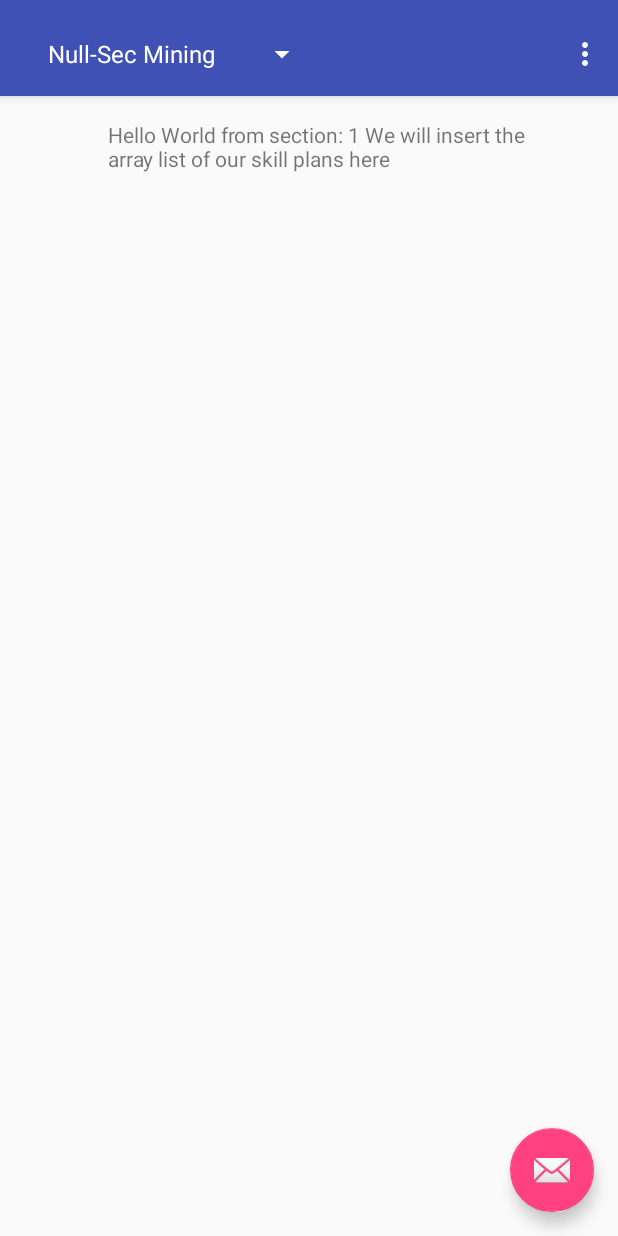
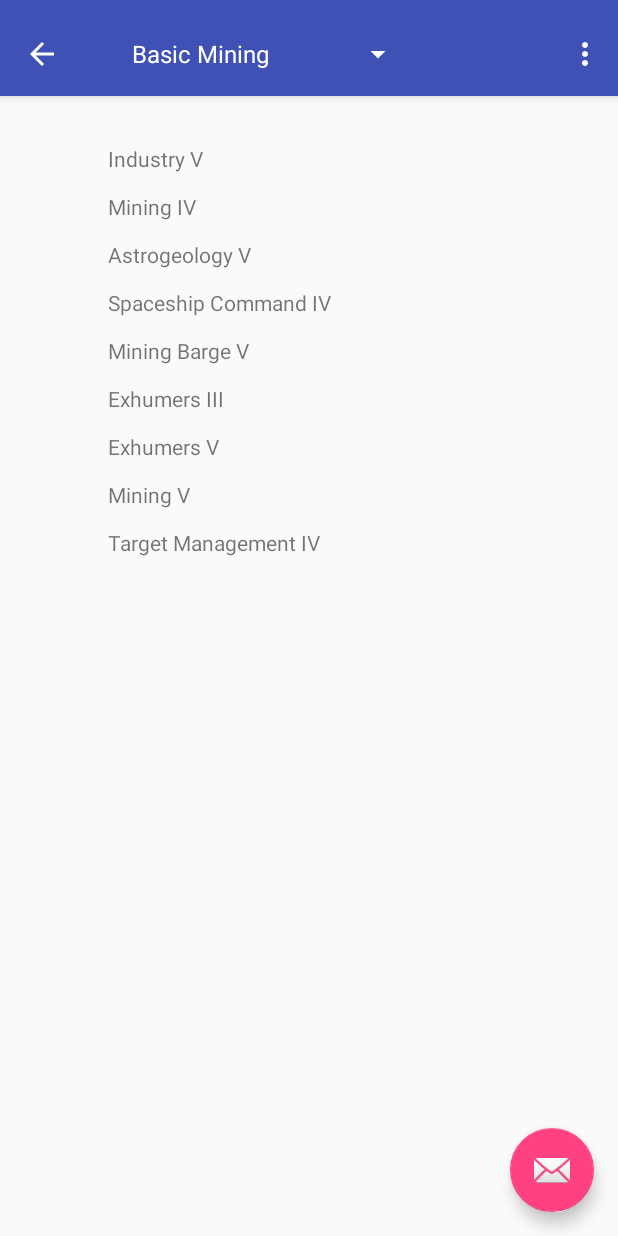
Before and after one commit to kylaconstantine13/skill_eden, an Android app: the SkillPlanTabbedActivity screen opened directly, with no data from a screen before it, on a phone screen of 412 x 824 dp. Run offline under Robolectric (Android 15) with nearby library versions, the phone set to English and light mode, and no system bars.

Commit message:
Added some static skill plans for skillplan tabbed activity
.

```diff
--- a/skilleden/app/src/main/java/com/eve/skilleden/SkillPlanTabbedActivity.java
+++ b/skilleden/app/src/main/java/com/eve/skilleden/SkillPlanTabbedActivity.java
@@ -1,7 +1,10 @@
 package com.eve.skilleden;
 
+import android.app.ActionBar;
+import android.content.Intent;
 import android.support.design.widget.FloatingActionButton;
 import android.support.design.widget.Snackbar;
+import android.support.v4.app.NavUtils;
 import android.support.v7.app.AppCompatActivity;
 import android.support.v7.widget.Toolbar;
 
@@ -22,16 +25,66 @@ import android.content.res.Resources.Theme;
 
 import android.widget.TextView;
 
+import java.util.ArrayList;
+
 public class SkillPlanTabbedActivity extends AppCompatActivity {
+
+    private static ArrayList<String> basicMining = new ArrayList<>();
+    private static ArrayList<String> altMining = new ArrayList<>();
+    private static ArrayList<String> advancedMining = new ArrayList<>();
+    private static ArrayList<String> tanking = new ArrayList<>();
+    private static ArrayList<String> fighter = new ArrayList<>();
+
 
     @Override
     protected void onCreate(Bundle savedInstanceState) {
         super.onCreate(savedInstanceState);
         setContentView(R.layout.activity_skill_plan_tabbed);
 
+        basicMining.add("Spaceship Command IV : 18 hours");
+        basicMining.add("Industry II-V : 5 days 2 hours 33 minutes");
+        basicMining.add("Astrogeology I-IV : 2 days 17 hours 35 minutes");
+        basicMining.add("Mining Frigate II-III : 7.5 hours");
+        basicMining.add("Mining Barge I : 30 minutes");
+        basicMining.add("Mining Barge II-V : 20 days 14 hours");
+        basicMining.add("Astrogeology V : 12 days 17 hours 25 minutes");
+        basicMining.add("Exhumers I-III : 19 hours 19 minutes" + "\n\n" +
+                "And you're ready to get into your Hulk (with Strip Miner I).");
+
+        altMining.add("Industry V");
+        altMining.add("Mining IV ");
+        altMining.add("Astrogeology V");
+        altMining.add("Spaceship Command IV");
+        altMining.add("Mining Barge V");
+        altMining.add("Exhumers III");
+
+        advancedMining.add("Exhumers V");
+        advancedMining.add("Mining V");
+        advancedMining.add("Target Management IV ");
+        advancedMining.add("Long Range Targeting III ");
+        advancedMining.add("Mining Upgrades IV ");
+        advancedMining.add("Drones V");
+        advancedMining.add("Light Drone Operation I");
+        advancedMining.add("Veldspar Processing IV");
+        advancedMining.add("Scordite Processing IV");
+        advancedMining.add("Plagioclase Processing IV");
+        advancedMining.add("Ice Harvesting V");
+        advancedMining.add("Cybernetics V");
+        advancedMining.add("Mining Drone Operation V");
+        advancedMining.add("Drone Interfacing V");
+
+        tanking.add("Shield Operation III");
+        tanking.add("Shield Management III ");
+        tanking.add("Shield Compensation III ");
+        tanking.add("Tactical Shield Manipulation IV");
+        tanking.add("Kinetic Shield Compensation III");
+
+
+
         Toolbar toolbar = (Toolbar) findViewById(R.id.toolbar);
         setSupportActionBar(toolbar);
         getSupportActionBar().setDisplayShowTitleEnabled(false);
+        getSupportActionBar().setDisplayHomeAsUpEnabled(true);
 
         // Setup spinner
         Spinner spinner = (Spinner) findViewById(R.id.spinner);
@@ -39,11 +92,10 @@ public class SkillPlanTabbedActivity extends AppCompatActivity {
         spinner.setAdapter(new MyAdapter(
                 toolbar.getContext(),
                 new String[]{
-                        "Null-Sec Mining",
-                        "High-Sec Mining",
-                        "Gas Mining",
-                        "Explorer",
-                        "Fighter",
+                        "Basic Mining",
+                        "Alt Mining",
+                        "Advanced Mining",
+                        "Tanking",
                 }));
 
         spinner.setOnItemSelectedListener(new OnItemSelectedListener() {
@@ -71,6 +123,8 @@ public class SkillPlanTabbedActivity extends AppCompatActivity {
             }
         });
 
+
+
     }
 
 
@@ -92,6 +146,11 @@ public class SkillPlanTabbedActivity extends AppCompatActivity {
         if (id == R.id.action_settings) {
             return true;
         }
+        /*else if(id == android.R.id.home){
+            NavUtils.navigateUpFromSameTask(this);
+            return true;
+        }*/
+
 
         return super.onOptionsItemSelected(item);
     }
@@ -169,6 +228,28 @@ public class SkillPlanTabbedActivity extends AppCompatActivity {
             TextView textView = (TextView) rootView.findViewById(R.id.section_label);
             textView.setText(getString(R.string.section_format, getArguments().getInt(ARG_SECTION_NUMBER)));
             textView.append(" We will insert the array list of our skill plans here");
+
+            StringBuilder builder = new StringBuilder();
+
+            switch(getArguments().getInt(ARG_SECTION_NUMBER)){
+                case 0: for (String details : basicMining) {
+                    builder.append("\n" + details + "\n");
+                }
+                case 1: for (String details : altMining) {
+                    builder.append("\n" + details + "\n");
+                }
+                case 2: for (String details : advancedMining) {
+                    builder.append("\n" + details + "\n");
+                }
+                case 3: for (String details : tanking) {
+                    builder.append("\n" + details + "\n");
+                }
+            }
+
+
+            textView.setText(builder.toString());
+
+
             return rootView;
         }
     }
```
